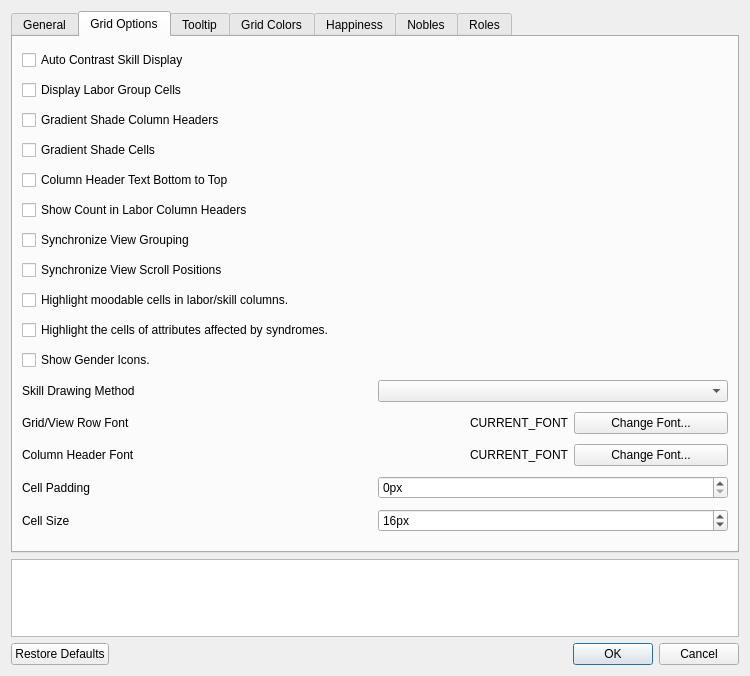
Old version of the form ui/optionsmenu.ui in the repository Dwarf-Therapist/Dwarf-Therapist.
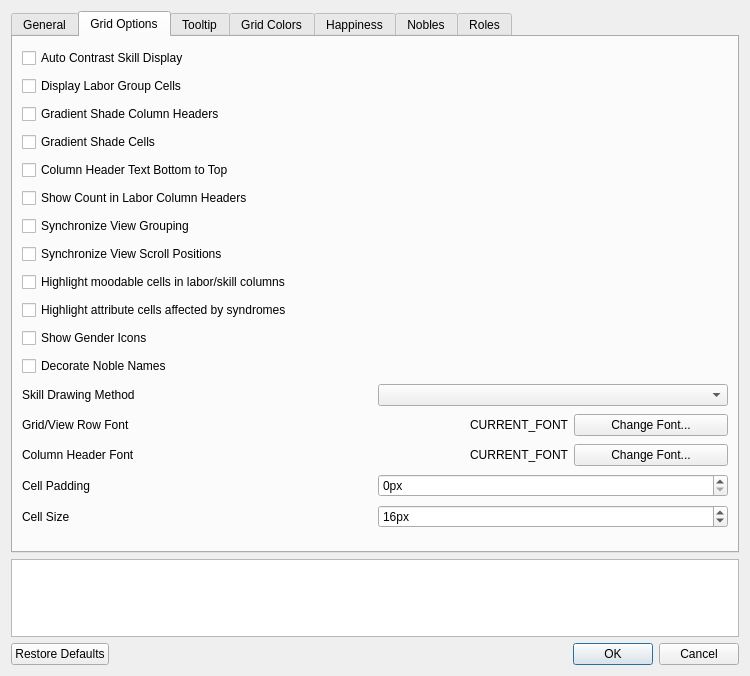
New version of the form. The open tabs and pages were chosen to show the change. Icons and pictures are not drawn.

Commit message:
default settings, noble colors, model settings
- optimize reading default settings when drawing rows in the model

addresses multiple items in #35:
- adds more default noble colors
- adds an option for noble text decoration (symbol + italicized)
- changes the default settings for view sync, cell drawing, noble
highlighting

Diff of the .ui file:
```diff
--- a/ui/optionsmenu.ui
+++ b/ui/optionsmenu.ui
@@ -370,7 +370,7 @@
       <attribute name="title">
        <string>Grid Options</string>
       </attribute>
-      <layout class="QVBoxLayout" name="verticalLayout_2" stretch="0,0,0,0,0,0,0,0,0,0,0,0,0,0,0,0">
+      <layout class="QVBoxLayout" name="verticalLayout_2" stretch="0,0,0,0,0,0,0,0,0,0,0,0,0,0,0,0,0">
        <item>
         <widget class="QCheckBox" name="cb_auto_contrast">
          <property name="sizePolicy">
@@ -535,7 +535,7 @@
           <string>When checked, this will use the colors defined in the grid colors tab to change the border color of highest moodable skills, or skills which have already had a mood.</string>
          </property>
          <property name="text">
-          <string>Highlight moodable cells in labor/skill columns.</string>
+          <string>Highlight moodable cells in labor/skill columns</string>
          </property>
         </widget>
        </item>
@@ -551,7 +551,7 @@
           <string>When checked, any attributes which are affected by syndromes will be highlighted with a blue border.</string>
          </property>
          <property name="text">
-          <string>Highlight the cells of attributes affected by syndromes.</string>
+          <string>Highlight attribute cells affected by syndromes</string>
          </property>
         </widget>
        </item>
@@ -567,7 +567,23 @@
           <string>When checked, shows the gender icons to the left of the name in the grid views.</string>
          </property>
          <property name="text">
-          <string>Show Gender Icons.</string>
+          <string>Show Gender Icons</string>
+         </property>
+        </widget>
+       </item>
+       <item>
+        <widget class="QCheckBox" name="cb_decorate_nobles">
+         <property name="toolTip">
+          <string>When checked, italicizes and adds the masterwork symbol around noble names.</string>
+         </property>
+         <property name="statusTip">
+          <string>When checked, italicizes and adds the masterwork symbol around noble names.</string>
+         </property>
+         <property name="whatsThis">
+          <string>When checked, italicizes and adds the masterwork symbol around noble names.</string>
+         </property>
+         <property name="text">
+          <string>Decorate Noble Names</string>
          </property>
         </widget>
        </item>
```
Left out of the diff: 5 changed lines with no effect on the pictures. The commit also changes 9 other files.
